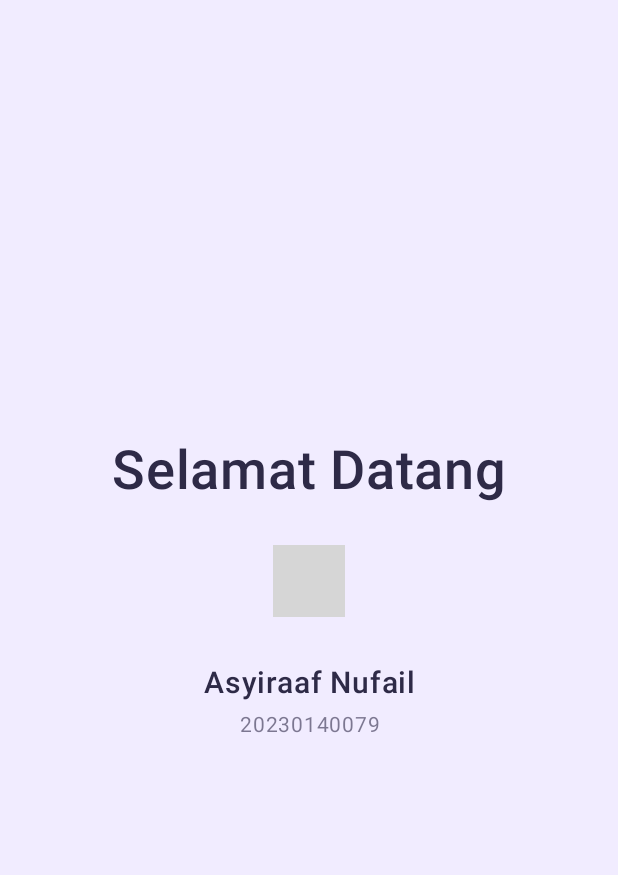
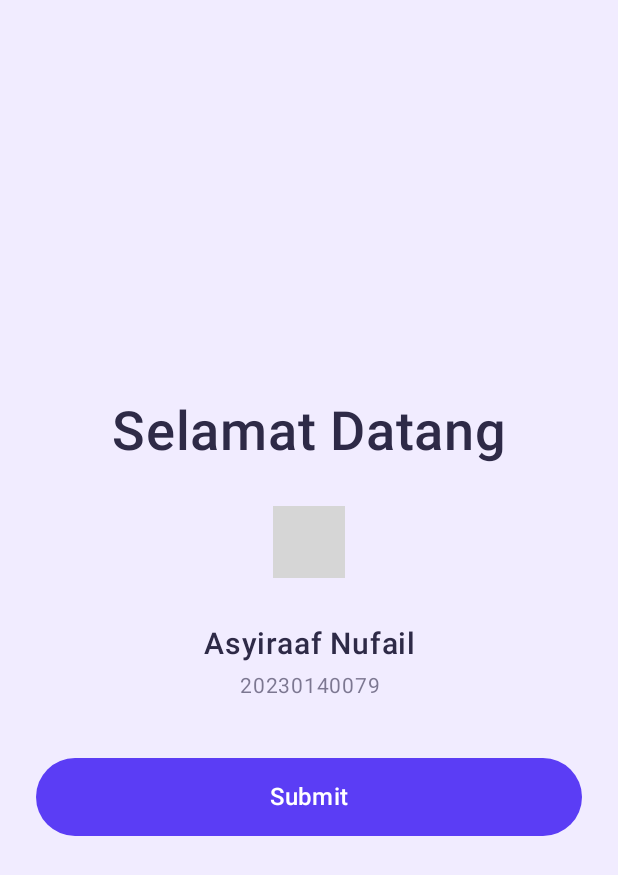
Before and after one commit to asyiraafnufail/QuestNavigasiTugas_079, an Android app built with Jetpack Compose: the composable SplashScreen shown on its own in the app's theme, on a phone screen of 412 x 824 dp. Shown: the top 875 px of the screen. Run offline under Robolectric (Android 15) with nearby library versions, the phone set to English and light mode, and no system bars; 1 statement that could not run was skipped; grey boxes are pictures that could not be loaded.

Commit message:
Menambahkan button

```diff
--- a/app/src/main/java/com/example/tugasnavigasi/view/SplashScreen.kt
+++ b/app/src/main/java/com/example/tugasnavigasi/view/SplashScreen.kt
@@ -6,8 +6,12 @@ import androidx.compose.foundation.layout.Box
 import androidx.compose.foundation.layout.Column
 import androidx.compose.foundation.layout.Spacer
 import androidx.compose.foundation.layout.fillMaxSize
+import androidx.compose.foundation.layout.fillMaxWidth
 import androidx.compose.foundation.layout.height
 import androidx.compose.foundation.layout.padding
+import androidx.compose.foundation.shape.RoundedCornerShape
+import androidx.compose.material3.Button
+import androidx.compose.material3.ButtonDefaults
 import androidx.compose.material3.Text
 import androidx.compose.runtime.Composable
 import androidx.compose.ui.Alignment
@@ -82,6 +86,21 @@ fun SplashScreen(
             )
 
             Spacer(Modifier.height(36.dp))
+
+            Button(
+                onClick = onSubmitClick,
+                shape = RoundedCornerShape(28.dp),
+                modifier = Modifier
+                    .fillMaxWidth()
+                    .height(52.dp),
+                colors = ButtonDefaults.buttonColors(
+                    containerColor = primary,
+                    contentColor = Color.White
+                ),
+                elevation = ButtonDefaults.buttonElevation(defaultElevation = 0.dp)
+            ) {
+                Text("Submit", fontSize = 16.sp, fontWeight = FontWeight.SemiBold)
+            }
         }
     }
 }
```
